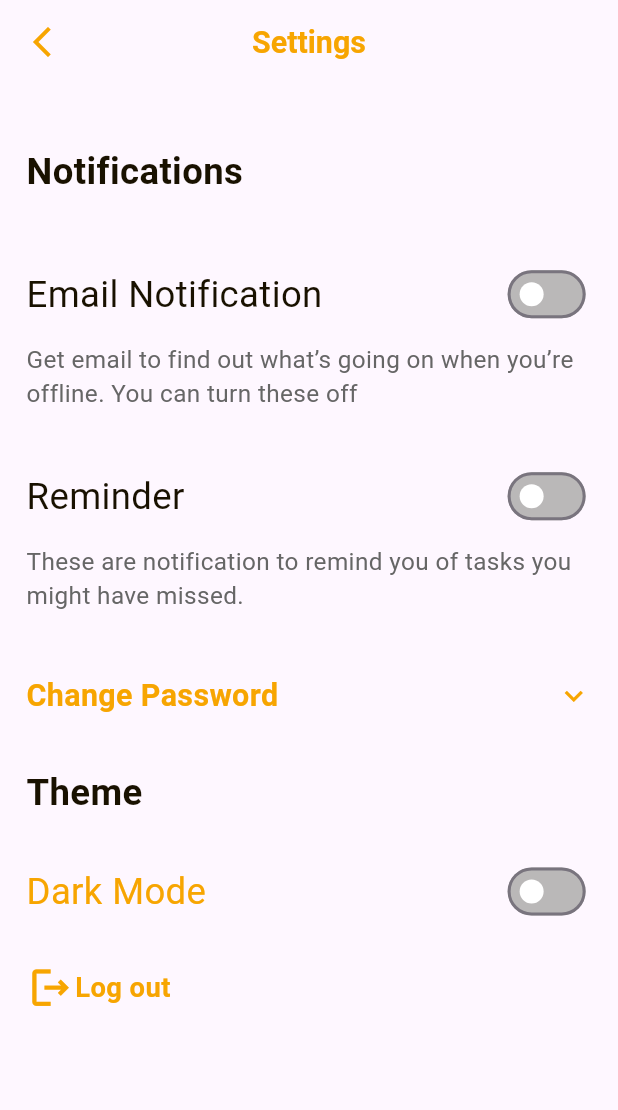
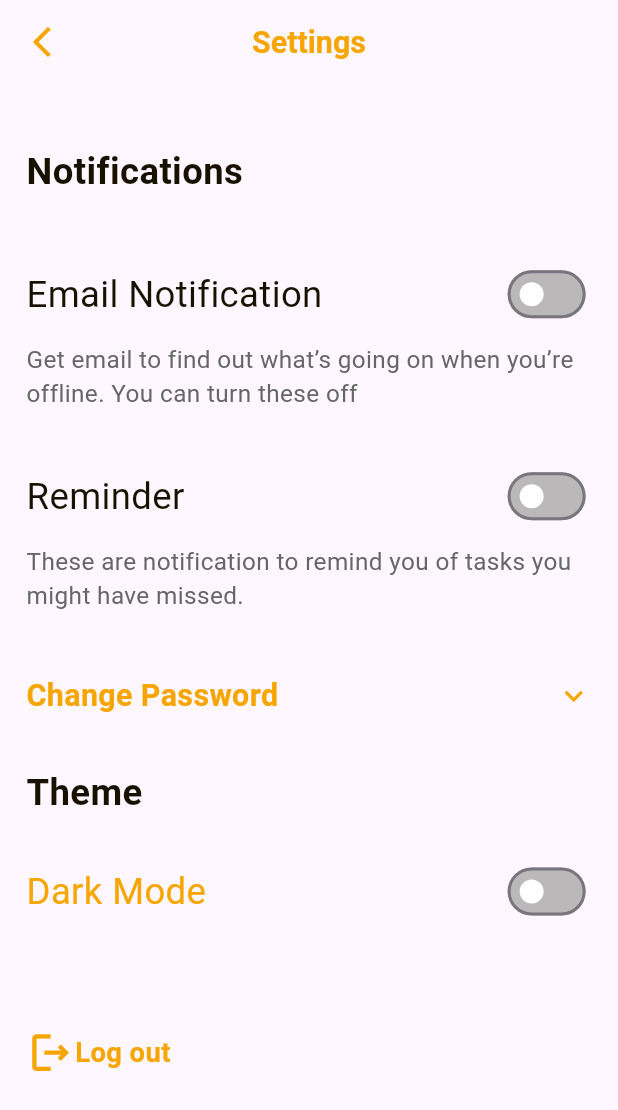
Before and after one commit to mosayyyed/ieee_open_learning_platform, a Flutter app: the screen it shows after launch, after a tap on "Log out", on a phone screen of 412 x 824 dp. Shown: the top 1110 px of the screen. Run offline on Flutter 3.47's test engine with Material 3 defaults, Android fonts, the phone set to English and light mode, and no system bars; our stand-ins replace flutter_screenutil, go_router.

Commit message:
add padding to log out section &maximize label text in pw form

```diff
--- a/lib/features/settings/presentation/widgets/custom_password_field.dart
+++ b/lib/features/settings/presentation/widgets/custom_password_field.dart
@@ -19,7 +19,7 @@ class CustomPasswordField extends StatelessWidget {
         children: [
           Text(
             label,
-            style: Styles.textStyle16.copyWith(color: AppColors.primary),
+            style: Styles.textStyle20.copyWith(color: AppColors.primary),
           ),
           SizedBox(height: 6.h),
           CustomTextField(
--- a/lib/features/settings/presentation/widgets/log_out_section.dart
+++ b/lib/features/settings/presentation/widgets/log_out_section.dart
@@ -8,7 +8,9 @@ class LogOutSection extends StatelessWidget {
 final VoidCallback onTap;
   @override
   Widget build(BuildContext context) {
-    return GestureDetector(
+    return Padding(
+      padding:  EdgeInsets.only(bottom: 65.0.h,top: 43.h),
+      child: GestureDetector(
         onTap: onTap,
         child: Row(
           children: [
@@ -16,6 +18,7 @@ final VoidCallback onTap;
             Text('Log out',style: Styles.boldTextStyle18.copyWith(color: AppColors.primary),)
           ],
         ),
+      ),
     );
   }
 }
```
Lines whose indentation alone changed are shown as unchanged.
